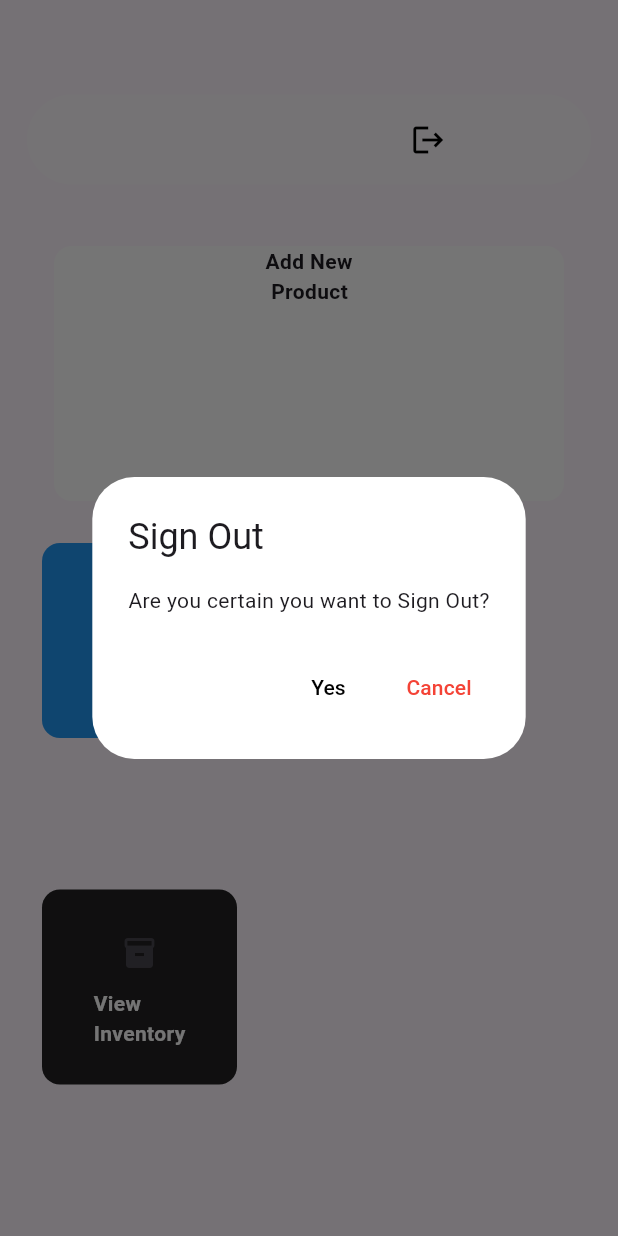
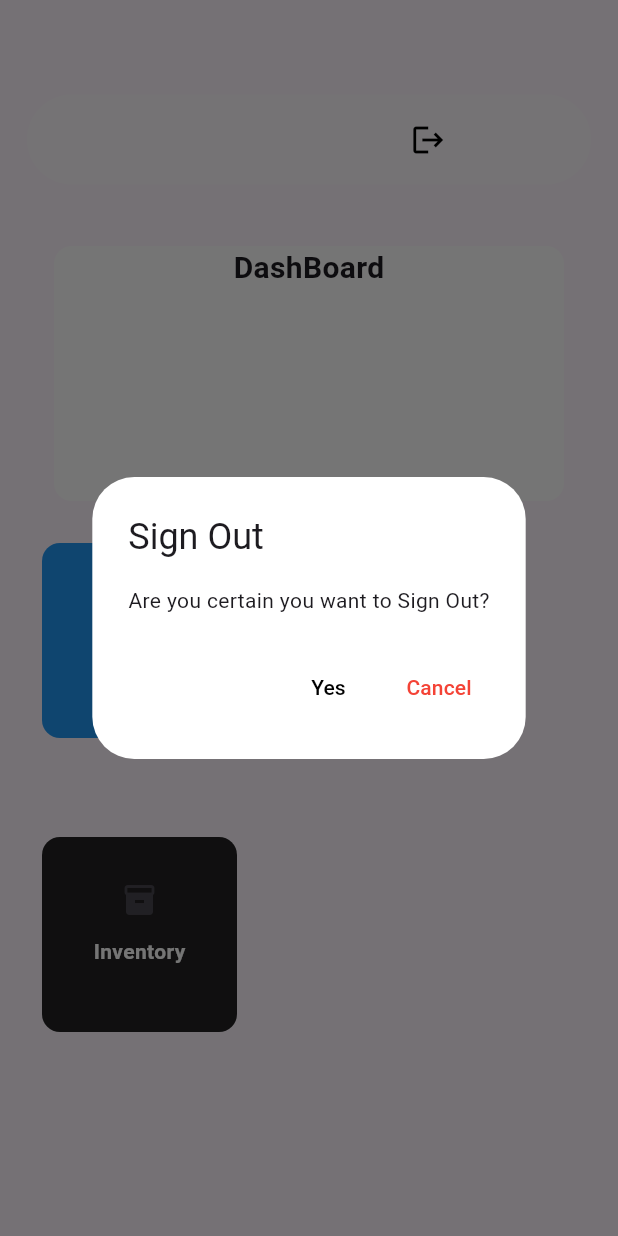
Before and after one commit to Mr-Deee/malcolm_erp, a Flutter app: the homepage screen opened by its route, after a tap on the "logout" icon, on a phone screen of 412 x 824 dp. Run offline on Flutter 3.47's test engine with Material 3 defaults, Android fonts, the phone set to English and light mode, and no system bars; our stand-ins replace cloud_firestore, firebase_auth, firebase_core, firebase_database, firebase_storage, fluttertoast and 3 more; missing offline and left inert: dart:ffi, excel; accounts and stored records are empty.

Commit message:
home page transaction screen

```diff
--- a/lib/pages/homepage.dart
+++ b/lib/pages/homepage.dart
@@ -28,12 +28,22 @@ class _homepageState extends State<homepage> {
 
   final addedproduct newfarm = addedproduct();
   final FirebaseFirestore _firestore = FirebaseFirestore.instance;
-
+  List<DocumentSnapshot> _productCategories = [];
   @override
   void initState() {
     // TODO: implement initState
     super.initState();
     AssistantMethod.getCurrentOnlineUserInfo(context);
+    _fetchData();
+  }
+
+  Future<void> _fetchData() async {
+    // Retrieve data from Firestore collection 'productcategory'
+    DocumentSnapshot<Map<String, dynamic>> snapshot =
+    await FirebaseFirestore.instance.collection('utils').doc(' ProductCategory ').get();
+    setState(() {
+      _productCategories = [snapshot];
+    });
   }
 
   @override
@@ -161,8 +171,8 @@ class _homepageState extends State<homepage> {
                     child: Column(
                       children: [
                         Text(
-                          "Add New\n Product",
-                          style: TextStyle(fontWeight: FontWeight.bold),
+                          "DashBoard",
+                          style: TextStyle(fontWeight: FontWeight.bold,fontSize: 20),
                         )
                       ],
                     ),
@@ -246,7 +256,7 @@ class _homepageState extends State<homepage> {
                   ],
                 ),
                 SizedBox(
-                  height: 45,
+                  height: 10,
                 ),
                 Row(
                   children: [
@@ -272,7 +282,7 @@ class _homepageState extends State<homepage> {
                                   icon: Icon(Icons.inventory)),
                             ),
                             Text(
-                              "View\nInventory",
+                              "Inventory",
                               style: TextStyle(
                                   fontWeight: FontWeight.bold,
                                   color: Colors.white),
--- a/pubspec.yaml
+++ b/pubspec.yaml
@@ -36,6 +36,7 @@ dependencies:
   # Use with the CupertinoIcons class for iOS style icons.
   cupertino_icons: ^1.0.2
   firebase_core: ^2.25.4
+  fl_chart: ^0.66.2
 
 dev_dependencies:
   flutter_test:
@@ -53,6 +54,7 @@ dev_dependencies:
   flutter_colorpicker: ^1.0.3
   expansion_tile_card:
   excel: ^2.0.4
+  fl_chart: ^0.66.2
   google_fonts: ^4.0.4
   provider: ^6.0.5
   open_file: ^3.3.2
```
Also changed, not shown: pubspec.lock.
